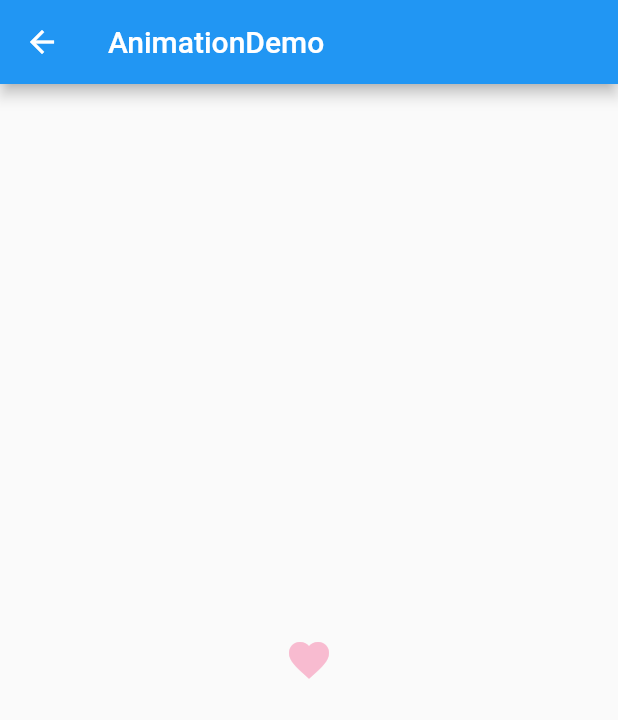
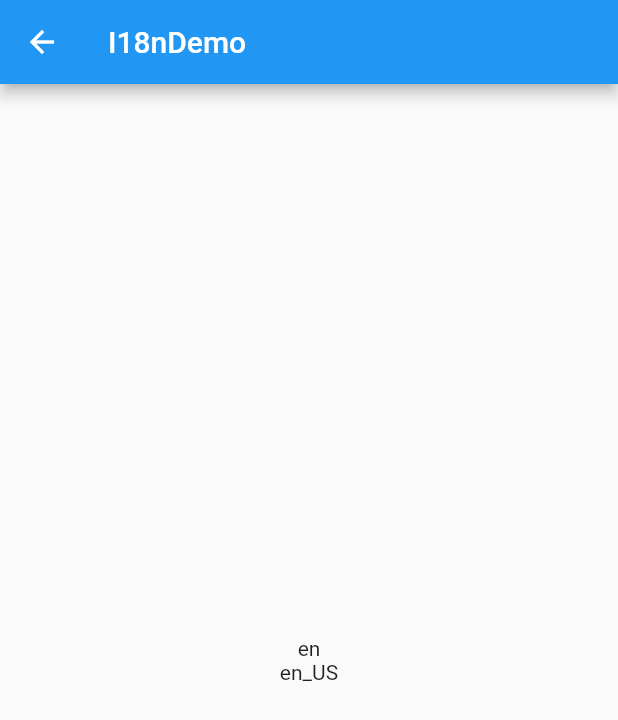
Before and after one commit to flyingfishsq/ProjectRepository, a Flutter app: the screen it shows after launch, on a phone screen of 412 x 824 dp. Shown: the top 720 px of the screen. Run offline on Flutter 3.47's test engine with Material 2 defaults, Android fonts, the phone set to English and light mode, and no system bars; our stand-ins replace rxdart.

Commit message:
多语言的学习

```diff
--- /dev/null
+++ b/F_Demo_1/lib/demo/i18n/i18n_demo.dart
@@ -0,0 +1,29 @@
+import 'package:flutter/material.dart';
+
+class I18nDemo extends StatelessWidget {
+  const I18nDemo({Key key}) : super(key: key);
+
+  @override
+  Widget build(BuildContext context) {
+    Locale locale = Localizations.localeOf(context);
+
+    return Scaffold(
+      appBar: AppBar(
+        title: Text('I18nDemo'),
+      ),
+      body: Center(
+        child: Column(
+          mainAxisAlignment: MainAxisAlignment.center,
+          children: [
+            Text(
+              '${locale.languageCode}',
+            ),
+            Text(
+              '${locale.toString()}',
+            ),
+          ],
+        ),
+      ),
+    );
+  }
+}
--- a/F_Demo_1/lib/main.dart
+++ b/F_Demo_1/lib/main.dart
@@ -4,6 +4,7 @@ import 'package:F_Demo_1/demo/bottom_navigation_bar_demo.dart';
 import 'package:F_Demo_1/demo/drawer_demo.dart';
 import 'package:F_Demo_1/demo/form_demo.dart';
 import 'package:F_Demo_1/demo/http/http_demo.dart';
+import 'package:F_Demo_1/demo/i18n/i18n_demo.dart';
 import 'package:F_Demo_1/demo/layout_demo.dart';
 import 'package:F_Demo_1/demo/listview_demo.dart';
 import 'package:F_Demo_1/demo/basic_demo.dart';
@@ -14,6 +15,7 @@ import 'package:F_Demo_1/demo/state/state_management_demo.dart';
 import 'package:F_Demo_1/demo/stream/stream_demo.dart';
 import 'package:F_Demo_1/demo/view_demo.dart';
 import 'package:flutter/material.dart';
+import 'package:flutter_localizations/flutter_localizations.dart';
 
 import 'demo/navigator_demo.dart';
 
@@ -33,6 +35,25 @@ class App extends StatelessWidget {
     //   home: Hello(),
     // );
     return MaterialApp(
+      //设置默认的Locale
+      locale: Locale(
+        'en',
+        'US',
+      ),
+      localizationsDelegates: [
+        GlobalMaterialLocalizations.delegate,
+        GlobalWidgetsLocalizations.delegate,
+      ],
+      supportedLocales: [
+        Locale(
+          'en',
+          'US',
+        ),
+        Locale(
+          'zh',
+          'CN',
+        ),
+      ],
       // home: Scaffold(
       //   appBar: AppBar(
       //     title: Text("你好"),
@@ -61,7 +82,8 @@ class App extends StatelessWidget {
       // initialRoute: '/rxdart',
       // initialRoute: '/bloc',
       // initialRoute: '/http',
-      initialRoute: '/animation',
+      // initialRoute: '/animation',
+      initialRoute: '/i18n',
       routes: {
         //斜线表示路由的根（初始路由），当前的根表示home中显示的那个界面
         //如果不用这个home，可以屏蔽home，然后设置initialRoute
@@ -76,6 +98,7 @@ class App extends StatelessWidget {
         '/bloc': (context) => BolcDemo(),
         '/http': (context) => HttpDemo(),
         '/animation': (context) => AnimationDemo(),
+        '/i18n': (context) => I18nDemo(),
       },
       //界面跳转的学习-路由
 
--- a/F_Demo_1/pubspec.yaml
+++ b/F_Demo_1/pubspec.yaml
@@ -23,10 +23,12 @@ environment:
 dependencies:
   flutter:
     sdk: flutter
-  intl: 0.15.7
+  intl: 0.16.1
   scoped_model: ^0.3.0
   rxdart: ^0.18.1
   http: ^0.12.0
+  flutter_localizations:
+    sdk: flutter
 
 
   # The following adds the Cupertino Icons font to your application.
```
Also changed, not shown: F_Demo_1/pubspec.lock.
